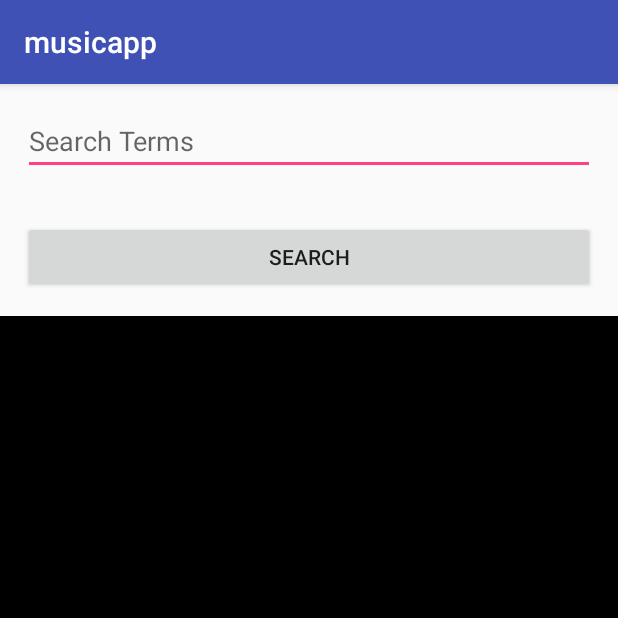
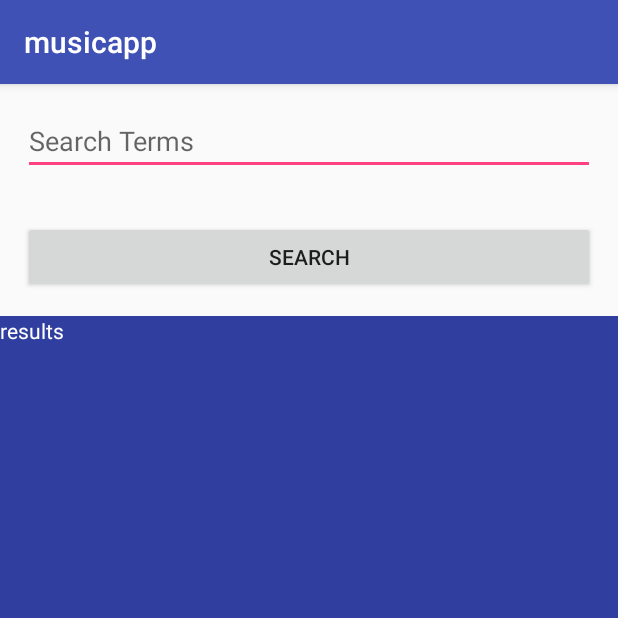
Before and after one commit to beplaya/musicapp, an Android app: the screen it shows after launch (ItunesSearchActivity), on a phone screen of 412 x 824 dp, the top half of it. Run offline under Robolectric (Android 15) with nearby library versions, the phone set to English and light mode, and no system bars.

Commit message:
supers complete

```diff
--- a/app/src/main/res/layout/activity_search.xml
+++ b/app/src/main/res/layout/activity_search.xml
@@ -27,9 +27,10 @@
 
         <TextView
             android:id="@+id/testing_tv"
+            android:text="results"
             android:layout_width="match_parent"
             android:layout_height="match_parent"
-            android:background="#000"
-            android:textColor="#fff" />
+            android:background="@color/colorPrimaryDark"
+            android:textColor="@android:color/white" />
     </LinearLayout>
 </android.support.constraint.ConstraintLayout>
```
